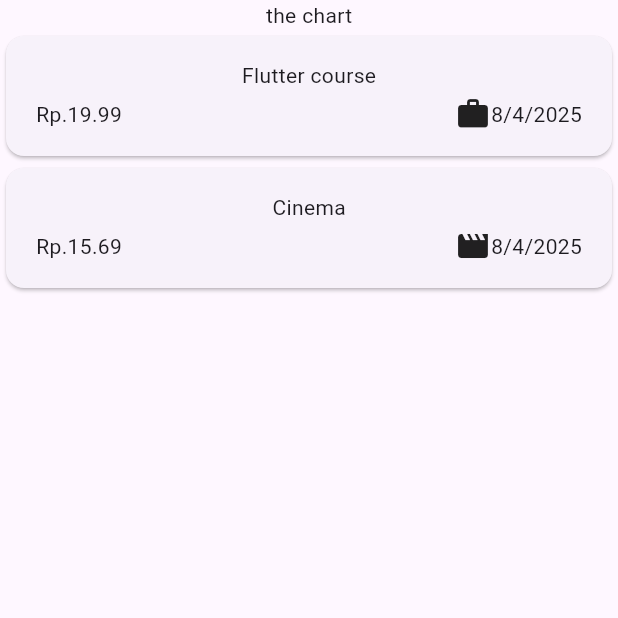
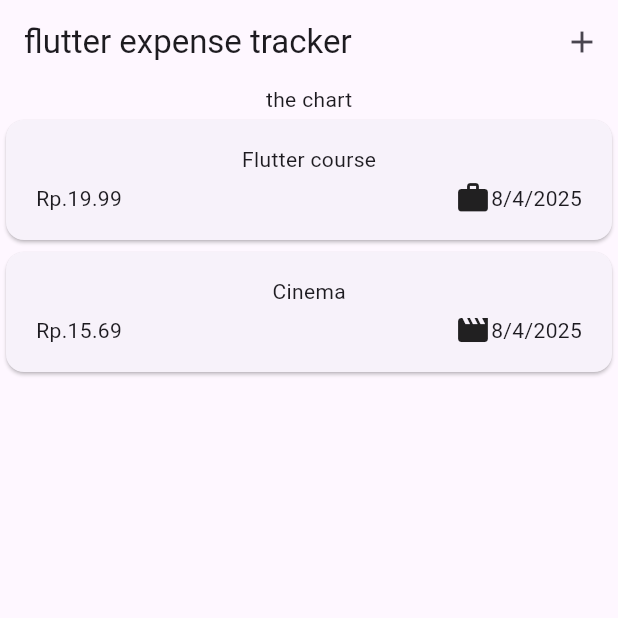
Before and after one commit to TommyPurba/expanse_tracker, a Flutter app: the screen it shows after launch, on a phone screen of 412 x 824 dp, the top half of it. Run offline on Flutter 3.47's test engine with Material 3 defaults, Android fonts, the phone set to English and light mode, and no system bars.

Commit message:
add modal to show input data when click add

```diff
--- a/lib/widgets/expense.dart
+++ b/lib/widgets/expense.dart
@@ -21,7 +21,7 @@ class _ExpenseState extends State<Expense>{
       date: DateTime.now(),
       category: Category.work,
       ),
-      Expenses(
+    Expenses(
       tittle: 'Cinema',
       amount: 15.69,
       date: DateTime.now(),
@@ -29,10 +29,23 @@ class _ExpenseState extends State<Expense>{
       )
   ];
 
+  void _openAddExpanseOverlay(){
+    showModalBottomSheet(context: context, builder: (ctx)=>Text('show data'),);
+  }
+
 
   @override
   Widget build(BuildContext context) {
     return Scaffold(
+      appBar: AppBar(
+        title: Text('flutter expense tracker'),
+        actions: [
+          IconButton(
+            onPressed: _openAddExpanseOverlay,
+           icon: Icon(Icons.add)
+           )
+        ],
+      ),
       body: Column(
         children: [
           const Text('the chart'),
--- a/lib/widgets/expenses-list/expenseitem.dart
+++ b/lib/widgets/expenses-list/expenseitem.dart
@@ -1,6 +1,6 @@
 import 'package:flutter/material.dart';
 import 'package:thefour/models/expense.dart';
-import 'package:thefour/widgets/expense.dart';
+
 
 class Expenseitem extends StatelessWidget {
   const Expenseitem(this.expense, {super.key});
```
